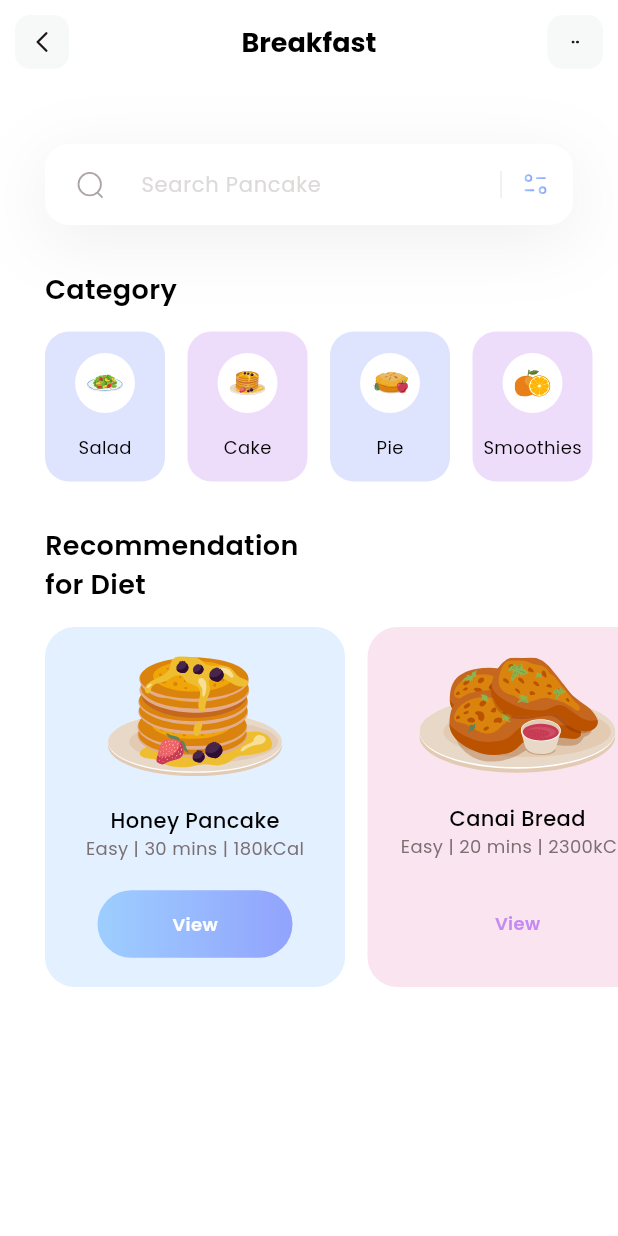
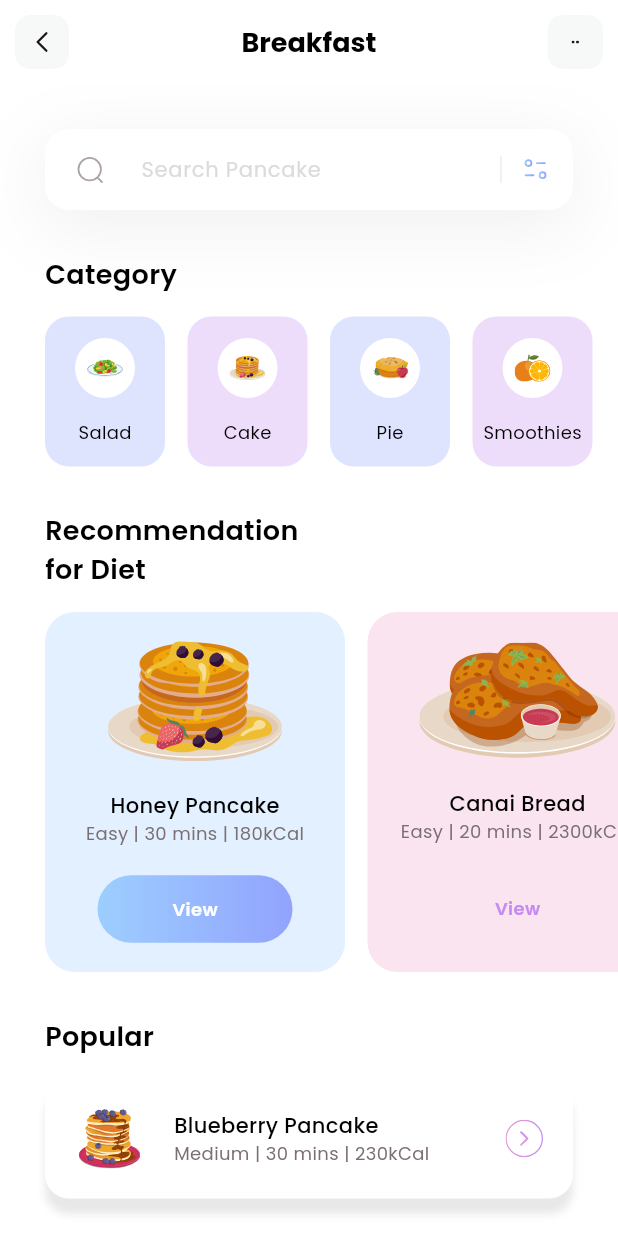
Before and after one commit to mjsanchezc/fitness, a Flutter app: the screen it shows after launch, on a phone screen of 412 x 824 dp. Run offline on Flutter 3.47's test engine with Material 3 defaults, Android fonts, the phone set to English and light mode, and no system bars; our stand-ins replace flutter_svg.

Commit message:
Added Popular Diets model and section

```diff
--- /dev/null
+++ b/lib/models/popular_model.dart
@@ -0,0 +1,45 @@
+class PopularDietsModel {
+  String name;
+  String iconPath;
+  String level;
+  String duration;
+  String calorie;
+  bool boxIsSelected;
+
+  PopularDietsModel({
+    required this.name,
+    required this.iconPath,
+    required this.level,
+    required this.duration,
+    required this.calorie,
+    required this.boxIsSelected
+  });
+
+  static List<PopularDietsModel> getPopularDiets() {
+    List<PopularDietsModel> popularDiets = [];
+
+    popularDiets.add(
+      PopularDietsModel(
+        name: 'Blueberry Pancake',
+        iconPath: 'assets/icons/blueberry-pancake.svg',
+        level: 'Medium',
+        duration: '30 mins',
+        calorie: '230kCal',
+        boxIsSelected: true
+      )
+    );
+
+    popularDiets.add(
+      PopularDietsModel(
+        name: 'Salmon Nigiri',
+        iconPath: 'assets/icons/salmon-nigiri.svg',
+        level: 'Easy',
+        duration: '20mins',
+        calorie: '120kCal',
+        boxIsSelected: false
+      )
+    );
+
+    return popularDiets;
+  }
+}
--- a/lib/pages/home.dart
+++ b/lib/pages/home.dart
@@ -1,5 +1,6 @@
 import 'package:fitness/models/category_model.dart';
 import 'package:fitness/models/diet_model.dart';
+import 'package:fitness/models/popular_model.dart';
 import 'package:flutter/material.dart';
 import 'package:flutter_svg/flutter_svg.dart';
 
@@ -8,28 +9,125 @@ class HomePage extends StatelessWidget {
 
   List<CategoryModel> categories = [];
   List<DietModel> diets = [];
+  List<PopularDietsModel> popularDiets = [];
 
   void _getInitialInfo() {
     categories = CategoryModel.getCategories();
     diets = DietModel.getDiets();
+    popularDiets = PopularDietsModel.getPopularDiets();
   }
 
   @override
   Widget build(BuildContext context) {
     _getInitialInfo();
+
     return Scaffold(
       appBar: appBar(),
       backgroundColor: Colors.white,
-      body: Column(
+      body: ListView(
         children: [
           _searchField(),
           SizedBox(height: 30,),
           _categoriesSection(),
           SizedBox(height: 30,),
-          _dietSection()
+          _dietSection(),
+          SizedBox(height: 30,),
+          _popularDietsSection(),
+          SizedBox(height: 30,),
         ],
       ),
     );
+  }
+
+  Column _popularDietsSection() {
+    return Column(
+          crossAxisAlignment: CrossAxisAlignment.start,
+          children: [
+            Padding(
+              padding: const EdgeInsets.only(left: 30),
+              child: Text(
+                'Popular',
+                style: TextStyle(
+                  color: Colors.black,
+                  fontSize: 18,
+                  fontWeight: FontWeight.w600
+                ),
+              ),
+            ),
+            SizedBox(
+              height: 15,
+            ),
+            ListView.separated(
+              itemCount: popularDiets.length,
+              shrinkWrap: true,
+              separatorBuilder: (context, index) => SizedBox(height: 15,),
+              padding: EdgeInsets.only(
+                left: 30,
+                right: 30
+              ),
+              itemBuilder: (context, index) {
+                return Container(
+                  height: 80,
+                  decoration: BoxDecoration(
+                    color: popularDiets[index].boxIsSelected ? Colors.white : Colors.transparent,
+                    borderRadius: BorderRadius.circular(16),
+                    boxShadow: popularDiets[index].boxIsSelected ? [
+                      BoxShadow(
+                        color: Color(0xff1D1617).withValues(alpha: 0.1),
+                        offset: Offset(0, 10),
+                        blurRadius: 4,
+                        spreadRadius: 0
+                      )
+                    ] : []
+                  ),
+                  child: Row(
+                    //mainAxisAlignment: MainAxisAlignment.spaceEvenly,
+                    children: [
+                      Padding(
+                        padding: const EdgeInsets.all(20),
+                        child: SvgPicture.asset(popularDiets[index].iconPath),
+                      ),
+                      Column(
+                        mainAxisAlignment: MainAxisAlignment.center,
+                        crossAxisAlignment: CrossAxisAlignment.start,
+                        children: [
+                          Text(
+                            popularDiets[index].name,
+                            style: TextStyle(
+                              fontWeight: FontWeight.w500,
+                              color: Colors.black,
+                              fontSize: 14
+                            ),
+                          ),
+                          Text(
+                            '${popularDiets[index].level} | ${popularDiets[index].duration} | ${popularDiets[index].calorie}',
+                            style: TextStyle(
+                              fontWeight: FontWeight.w400,
+                              color: Color(0xff7B6F72),
+                              fontSize: 12
+                            ),
+                          )
+                        ],
+                      ),
+                      Spacer(),
+                      GestureDetector(
+                        onTap: () {
+
+                        },
+                        child: SvgPicture.asset(
+                          'assets/icons/button.svg',
+                          width: 25,
+                          height: 25,
+                        )
+                      ),
+                      SizedBox(width: 20,)
+                    ],
+                  ),
+                );
+              }
+            )
+          ],
+        );
   }
 
   Column _dietSection() {
@@ -55,7 +153,7 @@ class HomePage extends StatelessWidget {
               child: ListView.separated(
                 itemCount: diets.length,
                 scrollDirection: Axis.horizontal,
-                  padding: EdgeInsets.only(
+                padding: EdgeInsets.only(
                   left: 30,
                   right: 30
                 ),
@@ -194,7 +292,7 @@ class HomePage extends StatelessWidget {
 
   Container _searchField() {
     return Container(
-          margin: EdgeInsets.only(top: 40, left: 30, right: 30),
+          margin: EdgeInsets.only(top: 30, left: 30, right: 30),
           decoration: BoxDecoration(
             boxShadow: [
               BoxShadow(
```
